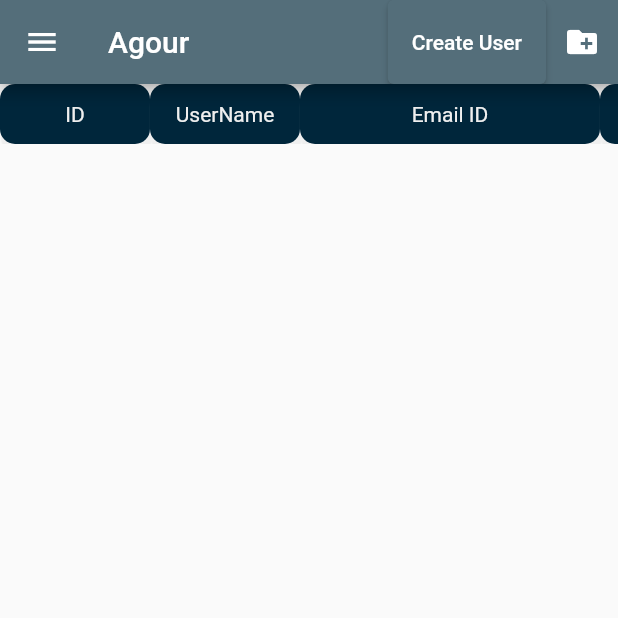
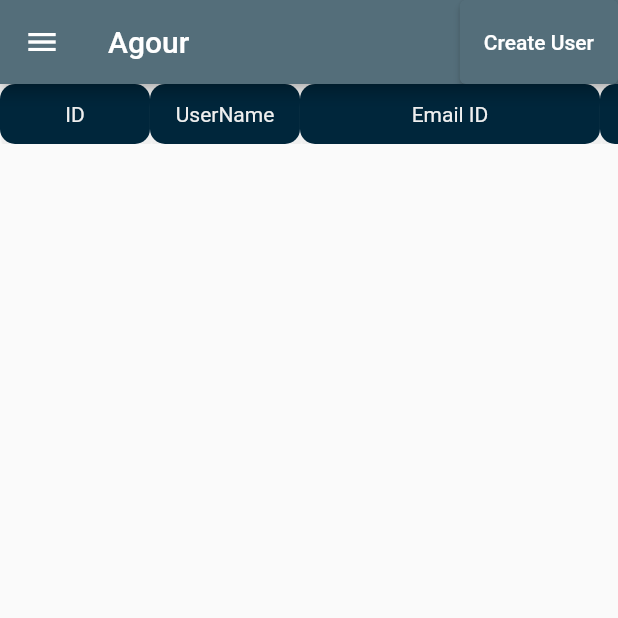
Before and after one commit to hardikjoshi1305/inventory_app, a Flutter app: the HomeScreen screen opened directly, on a phone screen of 412 x 824 dp, the top half of it. Run offline on Flutter 3.47's test engine with Material 2 defaults, Android fonts, the phone set to English and light mode, and no system bars; our stand-ins replace file_picker, fluttertoast, get, internet_connection_checker, permission_handler, shared_preferences and 1 more; accounts and stored records are empty; network calls fail.

Commit message:
revert title

```diff
--- a/lib/Views/Home/HomeScreen.dart
+++ b/lib/Views/Home/HomeScreen.dart
@@ -2,7 +2,9 @@ import 'package:flutter/material.dart';
 import 'package:get/get.dart';
 import 'package:get/state_manager.dart';
 import 'package:inventory_management/Utility/CommandMethod.dart';
+import 'package:inventory_management/Views/Inventory/Inventory.dart';
 import 'package:inventory_management/Views/Users/Userlist.dart';
+import 'package:inventory_management/Views/Users/CreateUser.dart';
 import 'package:permission_handler/permission_handler.dart';
 
 class HomeScreen extends StatefulWidget {
@@ -45,6 +47,7 @@ class _HomeScreenState extends State<HomeScreen> {
                         icon: Icons.pending_actions,
                         text: 'Users',
                         onTap: () {
+                          Get.to(() => HomeScreen());
                           // Navigator.of(context).pop();
                           // Navigator.pushNamed(context, pageRoutes.landscape);
                         }),
@@ -52,7 +55,7 @@ class _HomeScreenState extends State<HomeScreen> {
                         icon: Icons.cloud_done_rounded,
                         text: 'Inventory',
                         onTap: () {
-                          Navigator.of(context).pop();
+                          Get.to(() => Inventory());
 
                           // _permissionStatus?
                           // Navigator.pushNamed(context, pageRoutes.video): _listenForPermissionStatus();
@@ -88,18 +91,9 @@ class _HomeScreenState extends State<HomeScreen> {
               actions: <Widget>[
                 ElevatedButton(
                     onPressed: () {
-                      // Get.to(() => Createuser());
+                      Get.to(() => Createuser());
                     },
                     child: Text("Create User")),
-                IconButton(
-                  icon: Icon(Icons.create_new_folder),
-                  onPressed: () {
-                    // Get.to(()=> Createtrip());
-                    // Navigator.push(context,
-                    //     MaterialPageRoute(builder: (context) => SelectCategory())
-                    // );
-                  },
-                )
               ],
               title: Text('Agour'),
             ),
--- a/lib/Views/Users/Userlist.dart
+++ b/lib/Views/Users/Userlist.dart
@@ -25,8 +25,8 @@ class _UserlistState extends State<Userlist> {
 
   @override
   Widget build(BuildContext context) {
-    return Scaffold(
-      body: SingleChildScrollView(
+    return Container(
+      child: SingleChildScrollView(
           scrollDirection: Axis.vertical,
           child: SingleChildScrollView(
             scrollDirection: Axis.horizontal,
```
